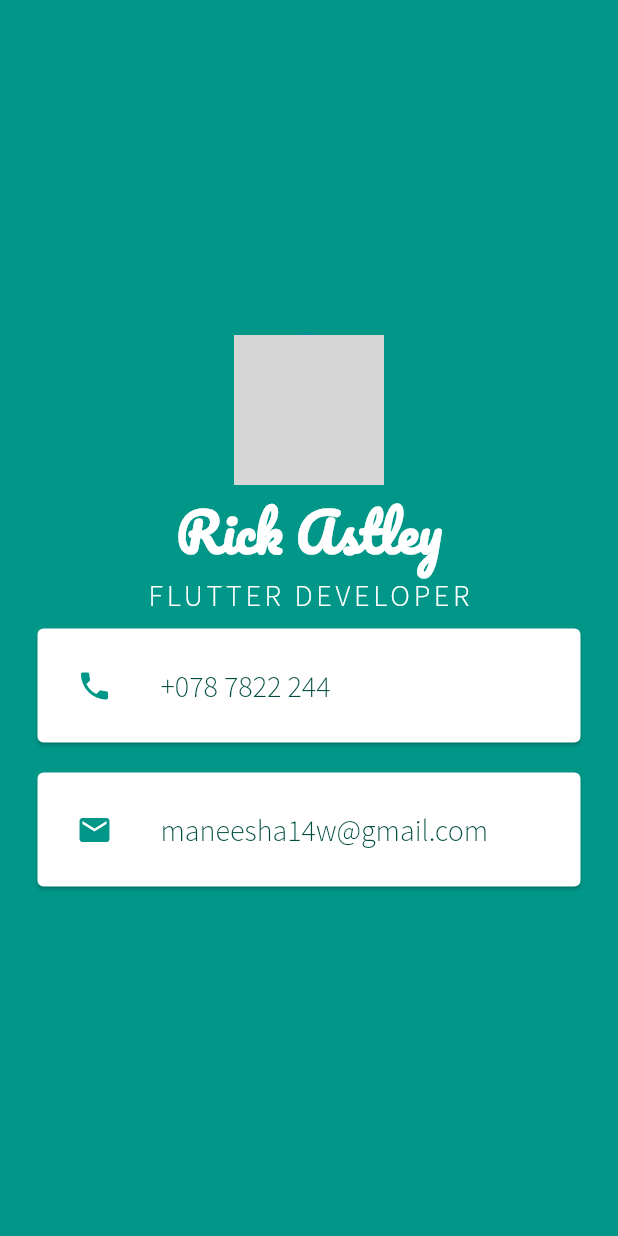
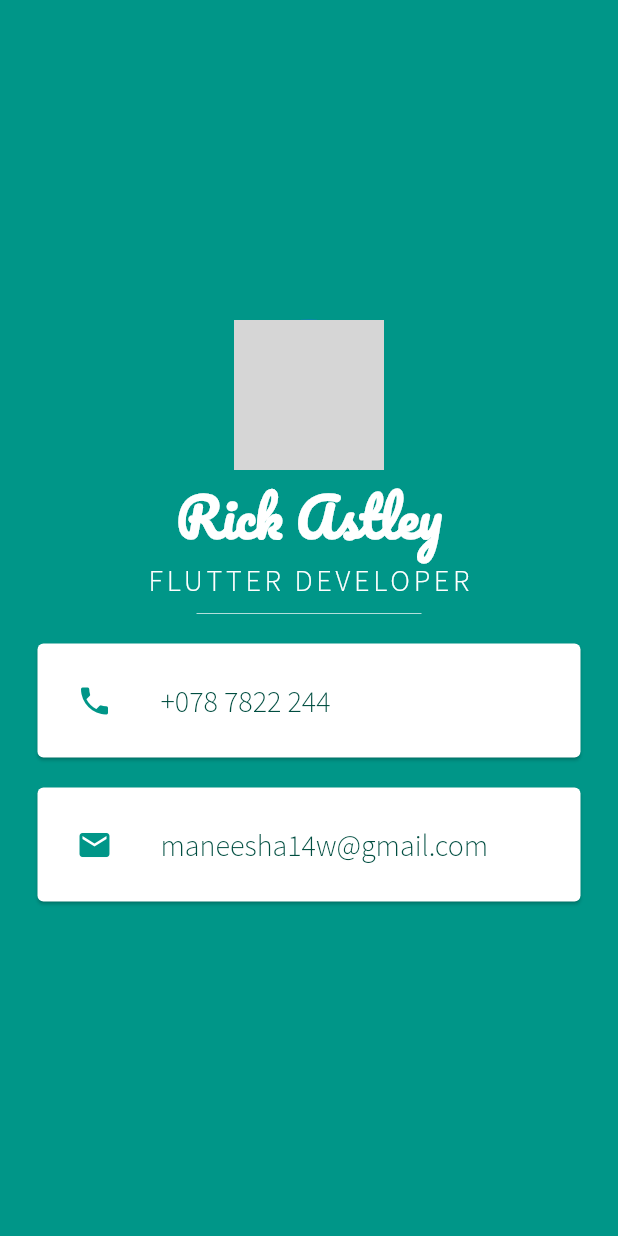
Before and after one commit to maneesha14w/user_card_flutter, a Flutter app: the screen it shows after launch, on a phone screen of 412 x 824 dp. Run offline on Flutter 3.47's test engine with Material 2 defaults, Android fonts, the phone set to English and light mode, and no system bars; network calls fail; grey boxes are pictures that could not be loaded.

Commit message:
added divider

```diff
--- a/lib/main.dart
+++ b/lib/main.dart
@@ -35,6 +35,13 @@ class MyApp extends StatelessWidget {
                   color: Colors.white,
                   letterSpacing: 2.5,
                   fontFamily: 'SourceSansPro-Light',
+                ),
+              ),
+              SizedBox(
+                width: 150,
+                height: 20.0,
+                child: Divider(
+                  color: Colors.teal.shade100,
                 ),
               ),
               Card(
```
